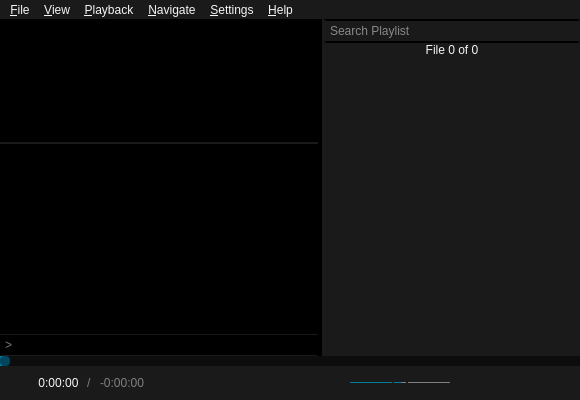
Above: src/ui/mainwindow.ui from u8sand/Baka-MPlayer before the change. Below: the same form after it.
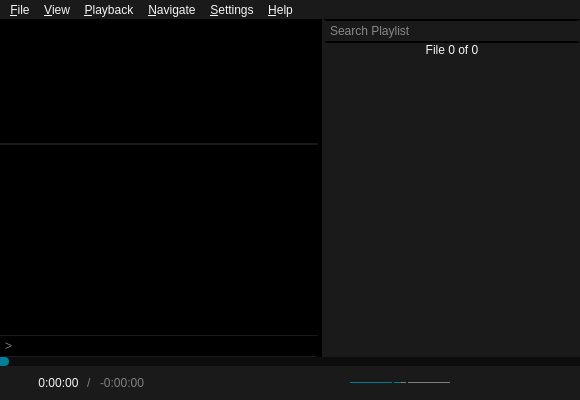
That is the form after the change. Icons and pictures are not drawn. Custom widgets are drawn as their Qt base class.

Commit message: mainwindow.ui: match seekbar's handle color with seekbar

Diff of the .ui file:
```diff
--- a/src/ui/mainwindow.ui
+++ b/src/ui/mainwindow.ui
@@ -476,12 +476,13 @@
       </property>
       <property name="styleSheet">
        <string notr="true">QSlider {
-	height: 10px;
+	height: 9px;
 }
 QSlider::handle:horizontal {
 	/* handle color */
-	background: #01455F;
-	width: 10px;
+	/*background: #01455F;*/
+	background: #008098;
+	width: 9px;
 	border-radius: 4px;
 }
 QSlider::groove:horizontal {
```
The commit also changes 1 other file.
